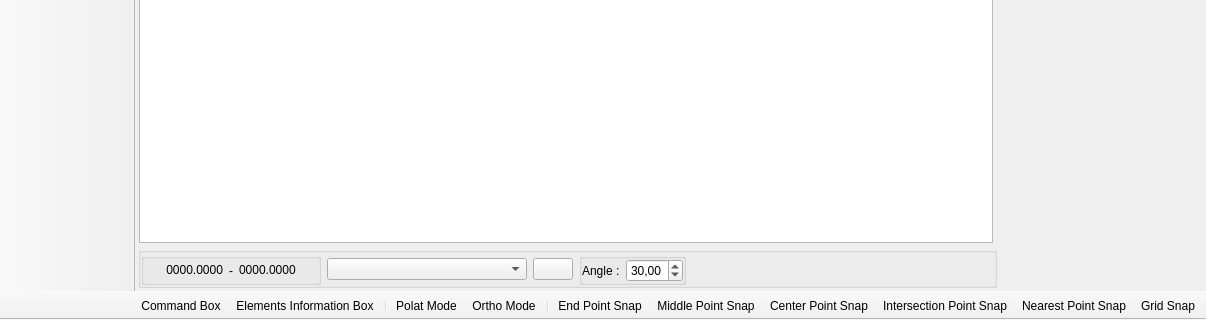
Qt form UI/QtDesignerUI/DrawViewUI.ui (mzahidberber/DrawCAD) before a commit; both pictures show x 0 to 1206 and y 492 to 812 of the 1206 by 812 pixel window.
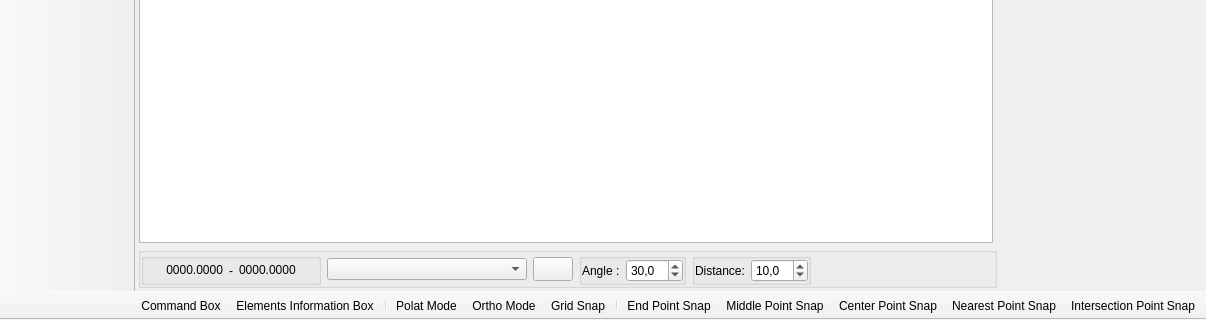
The same form after that commit. Icons and pictures are not drawn. Custom widgets are drawn as their Qt base class.

The edit to the form file:
```diff
--- a/UI/QtDesignerUI/DrawViewUI.ui
+++ b/UI/QtDesignerUI/DrawViewUI.ui
@@ -288,6 +288,12 @@
        </item>
        <item>
         <widget class="QPushButton" name="pbLayerButton">
+         <property name="maximumSize">
+          <size>
+           <width>16777215</width>
+           <height>24</height>
+          </size>
+         </property>
          <property name="text">
           <string/>
          </property>
@@ -357,6 +363,12 @@
             <property name="showGroupSeparator" stdset="0">
              <bool>false</bool>
             </property>
+            <property name="decimals">
+             <number>1</number>
+            </property>
+            <property name="maximum">
+             <double>360.000000000000000</double>
+            </property>
             <property name="value">
              <double>30.000000000000000</double>
             </property>
@@ -365,6 +377,74 @@
          </layout>
         </widget>
        </item>
+       <item>
+        <widget class="QGroupBox" name="gbxGridDistance">
+         <property name="sizePolicy">
+          <sizepolicy hsizetype="Fixed" vsizetype="Fixed">
+           <horstretch>0</horstretch>
+           <verstretch>0</verstretch>
+          </sizepolicy>
+         </property>
+         <property name="title">
+          <string/>
+         </property>
+         <layout class="QHBoxLayout" name="horizontalLayout_5">
+          <property name="leftMargin">
+           <number>0</number>
+          </property>
+          <property name="topMargin">
+           <number>0</number>
+          </property>
+          <property name="rightMargin">
+           <number>0</number>
+          </property>
+          <property name="bottomMargin">
+           <number>0</number>
+          </property>
+          <item>
+           <widget class="QLabel" name="lblGridDistance">
+            <property name="sizePolicy">
+             <sizepolicy hsizetype="Fixed" vsizetype="Preferred">
+              <horstretch>0</horstretch>
+              <verstretch>0</verstretch>
+             </sizepolicy>
+            </property>
+            <property name="text">
+             <string>Distance:</string>
+            </property>
+           </widget>
+          </item>
+          <item>
+           <widget class="QDoubleSpinBox" name="dsbGridDistance">
+            <property name="sizePolicy">
+             <sizepolicy hsizetype="Fixed" vsizetype="Fixed">
+              <horstretch>100</horstretch>
+              <verstretch>0</verstretch>
+             </sizepolicy>
+            </property>
+            <property name="maximumSize">
+             <size>
+              <width>100</width>
+              <height>16777215</height>
+             </size>
+            </property>
+            <property name="showGroupSeparator" stdset="0">
+             <bool>false</bool>
+            </property>
+            <property name="decimals">
+             <number>1</number>
+            </property>
+            <property name="maximum">
+             <double>360.000000000000000</double>
+            </property>
+            <property name="value">
+             <double>10.000000000000000</double>
+            </property>
+           </widget>
+          </item>
+         </layout>
+        </widget>
+       </item>
        <item>
         <spacer name="horizontalSpacer">
          <property name="orientation">
@@ -669,13 +749,13 @@
    <attribute name="toolBarBreak">
     <bool>false</bool>
    </attribute>
-   <addaction name="actionGridSnap"/>
-   <addaction name="actionNearestPointSnap"/>
    <addaction name="actionIntersectionPointSnap"/>
+   <addaction name="actionNearestPointSnap"/>
    <addaction name="actionCenterPointSnap"/>
    <addaction name="actionMidPointSnap"/>
    <addaction name="actionEndPointSnap"/>
    <addaction name="separator"/>
+   <addaction name="actionGridSnap"/>
    <addaction name="actionOrthoMode"/>
    <addaction name="actionPolarMode"/>
    <addaction name="separator"/>
```
